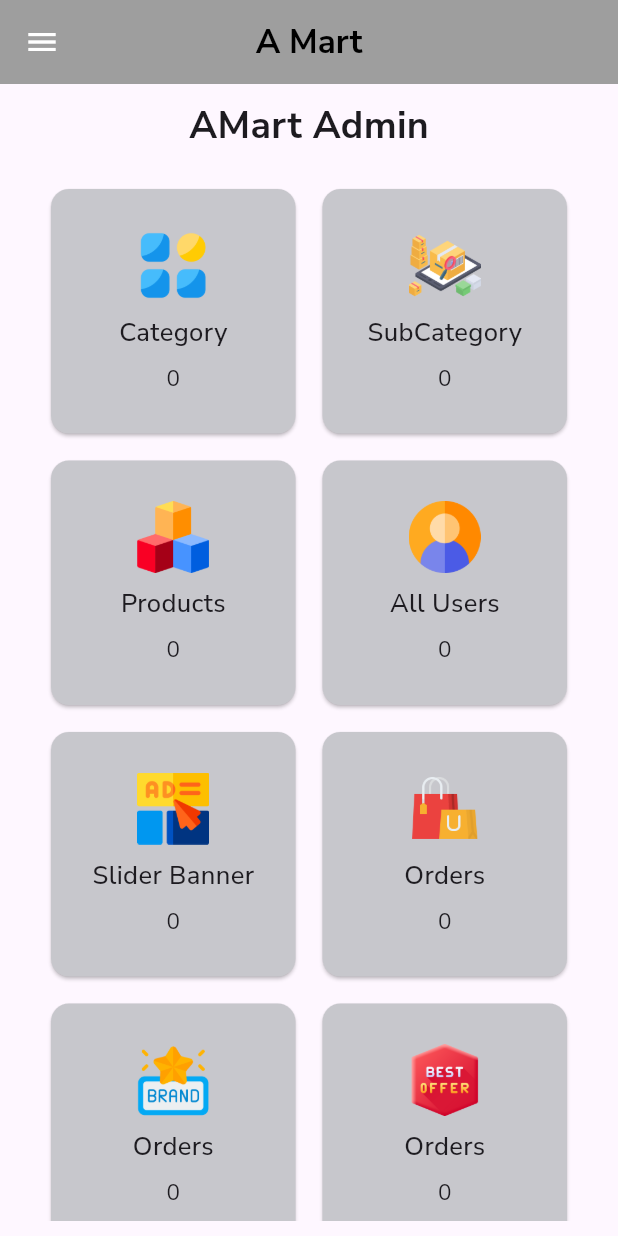
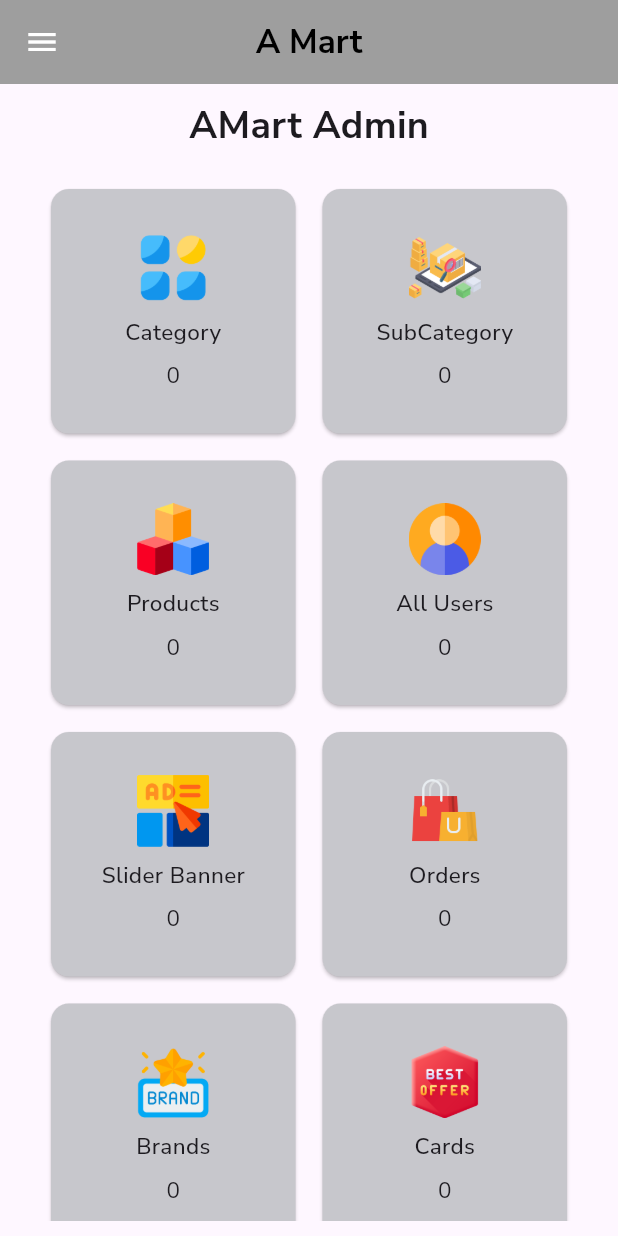
Before and after one commit to awanish321/admin, a Flutter app: the screen it shows once a user with an empty profile is signed in, on a phone screen of 412 x 824 dp. Run offline on Flutter 3.47's test engine with Material 3 defaults, Android fonts, the phone set to English and light mode, and no system bars; our stand-ins replace cloud_firestore, firebase_auth, firebase_core, firebase_storage, flutter_advanced_drawer, flutter_svg and 5 more; accounts and stored records are empty.

Commit message:
Initial commit 1

```diff
--- a/lib/home/components/users_screen.dart
+++ b/lib/home/components/users_screen.dart
@@ -4,8 +4,6 @@ import 'package:flutter/material.dart';
 import 'package:flutter/widgets.dart';
 import 'package:gap/gap.dart';
 import 'package:google_fonts/google_fonts.dart';
-
-import '../../helper/colors.dart';
 import '../../models/users_model.dart';
 
 class UsersScreen extends StatelessWidget {
--- a/lib/home/home_screen.dart
+++ b/lib/home/home_screen.dart
@@ -13,10 +13,10 @@ import 'products/products_screen.dart';
 import 'subcategory/subcategory_screen.dart';
 import 'components/users_screen.dart';
 
-
 class HomeScreen extends StatefulWidget {
-  const HomeScreen({super.key,});
-
+  const HomeScreen({
+    super.key,
+  });
 
   @override
   State<HomeScreen> createState() => _HomeScreenState();
@@ -46,7 +46,10 @@ class _HomeScreenState extends State<HomeScreen> {
               const Gap(80),
               ListTile(
                 onTap: () {
-                  Navigator.push(context, MaterialPageRoute(builder: (context) => const HomeScreen()));
+                  Navigator.push(
+                      context,
+                      MaterialPageRoute(
+                          builder: (context) => const HomeScreen()));
                 },
                 leading: const Icon(Iconsax.home,),
                 title: Text('Home', style: GoogleFonts.nunitoSans(fontSize: 15, fontWeight: FontWeight.bold),),
@@ -79,16 +82,15 @@ class _HomeScreenState extends State<HomeScreen> {
         centerTitle: true,
         backgroundColor: Colors.grey,
         elevation: 0,
-        title: Text(
-          "A Mart",
-          style: GoogleFonts.nunitoSans(fontSize: 22, fontWeight: FontWeight.bold, color: Colors.black),
-        ),
+        title: Text("A Mart", style: GoogleFonts.nunitoSans(fontSize: 22, fontWeight: FontWeight.bold, color: Colors.black),),
       ),
       body: Padding(
-        padding: const EdgeInsets.symmetric(horizontal: 30,vertical: 10),
-        child: ListView( // Use ListView for scrollable content
+        padding: const EdgeInsets.symmetric(horizontal: 30, vertical: 10),
+        child: ListView(
+          // Use ListView for scrollable content
           children: [
-            Center(child: Text("AMart Admin", style: GoogleFonts.nunitoSans(fontSize: 25, fontWeight: FontWeight.bold),)),
+            Center(
+                child: Text("AMart Admin", style: GoogleFonts.nunitoSans(fontSize: 25, fontWeight: FontWeight.bold),)),
             const Gap(20),
             Row(
               children: [
@@ -129,17 +131,26 @@ class _HomeScreenState extends State<HomeScreen> {
 
                                         int productsCount = productsSnapshot.data?.docs.length ?? 0;
 
+                                        return StreamBuilder<QuerySnapshot>(
+                                          stream: FirebaseFirestore.instance.collection("users").snapshots(),
+                                          builder: (context, usersSnapshot) {
+                                            if (usersSnapshot.connectionState == ConnectionState.waiting) {
+                                              // return const CircularProgressIndicator();
+                                            }
+
+                                            int usersCount = usersSnapshot.data?.docs.length ?? 0;
+
                                             // Define a list of card data with images, text, and onTap handlers
-                          List<Map<String, dynamic>> cardData = [
-                            {"image": categoryIcon, "text": "Category","count": categoryCount.toString(), "onTap": _openCategoryScreen},
+                                            List<Map<String,
+                                                dynamic>> cardData = [
+                                              {"image": categoryIcon, "text": "Category", "count": categoryCount.toString(), "onTap": _openCategoryScreen},
                                               {"image": subCategoryIcon, "text": "SubCategory", "count": subCategoryCount.toString(), "onTap": _openSubCategoryScreen},
-                            // Add other cards as needed...
                                               {"image": productsIcon, "text": "Products", "count": productsCount.toString(), "onTap": _openProductsScreen},
-                            {"image": usersIcon, "text": "All Users", "count": "0", "onTap": _openUsersScreen},
+                                              {"image": usersIcon, "text": "All Users", "count": usersCount.toString(), "onTap": _openUsersScreen},
                                               {"image": sliderBannerIcon, "text": "Slider Banner", "count": sliderBannerCount.toString(), "onTap": _openSliderBannerScreen},
                                               {"image": ordersIcon, "text": "Orders", "count": "0", "onTap": _openOrdersScreen},
-                            {"image": brandsIcon, "text": "Orders", "count": "0", "onTap": _openOrdersScreen},
-                            {"image": cardsIcon, "text": "Orders", "count": "0", "onTap": _openOrdersScreen},
+                                              {"image": brandsIcon, "text": "Brands", "count": "0", "onTap": _openOrdersScreen},
+                                              {"image": cardsIcon, "text": "Cards", "count": "0", "onTap": _openOrdersScreen},
                                             ];
 
                                             return GridView.count(
@@ -148,8 +159,10 @@ class _HomeScreenState extends State<HomeScreen> {
                                               mainAxisSpacing: 10.0,
                                               crossAxisSpacing: 10.0,
                                               shrinkWrap: true,
-                            physics: const NeverScrollableScrollPhysics(),
-                            children: List.generate(cardData.length, (index) {
+                                              physics:
+                                              const NeverScrollableScrollPhysics(),
+                                              children: List.generate(
+                                                  cardData.length, (index) {
                                                     return GestureDetector(
                                                       onTap: cardData[index]["onTap"],
                                                       child: Card(
@@ -157,20 +170,11 @@ class _HomeScreenState extends State<HomeScreen> {
                                                         child: Column(
                                                           mainAxisAlignment: MainAxisAlignment.center,
                                                           children: [
-                                      Image.asset(
-                                        cardData[index]["image"],
-                                        width: 48.0,
-                                        height: 48.0,
-                                      ),
+                                                            Image.asset(cardData[index]["image"], width: 48.0, height: 48.0,),
                                                             const SizedBox(height: 8.0),
-                                      Text(
-                                        cardData[index]["text"],
-                                        style: GoogleFonts.nunitoSans(fontSize: 17.0, fontWeight: FontWeight.w500),
-                                      ),
+                                                            Text(cardData[index]["text"], style: GoogleFonts.nunitoSans(fontSize: 15, fontWeight: FontWeight.w500),),
                                                             const SizedBox(height: 8.0),
-                                      Text(
-                                        cardData[index]["count"],
-                                        style: GoogleFonts.nunitoSans(fontSize: 15),
+                                                            Text(cardData[index]["count"], style: GoogleFonts.nunitoSans(fontSize: 15),
                                                             ),
                                                           ],
                                                         ),
@@ -185,6 +189,8 @@ class _HomeScreenState extends State<HomeScreen> {
                                   },
                                 );
                               }
+                          );
+                        }
                     )
                           )
               ],
@@ -194,7 +200,6 @@ class _HomeScreenState extends State<HomeScreen> {
       ),
     );
   }
-
 
   void _openCategoryScreen() {
     // Navigate to the CategoryScreen
--- a/lib/home/products/add_products_screen.dart
+++ b/lib/home/products/add_products_screen.dart
@@ -24,7 +24,7 @@ class _AddProductScreenState extends State<AddProductScreen> {
   String? productName;
   String? productTitle;
   double? productPrice;
-  double? salePrice; // New variable for sale price
+  double? salePrice; //
   DateTime? deliveryDate;
   List<File> selectedImages = [];
   String? productDetailTitle1;
@@ -488,13 +488,16 @@ class _AddProductScreenState extends State<AddProductScreen> {
           final formattedPrice =
           NumberFormat.currency(locale: 'en_IN', symbol: '')
               .format(productPrice!);
+          final formattedSalePrice =
+          NumberFormat.currency(locale: 'en_IN', symbol: '')
+              .format(salePrice!);
 
           // Example: Saving product to Firestore
           await FirebaseFirestore.instance.collection('Products').add({
             'productName': productName,
             'productTitle': productTitle,
             'productPrice': formattedPrice,
-            'salePrice': salePrice,
+            'salePrice': formattedSalePrice,
             'deliveryDate': deliveryDate,
             'category': selectedCategory,
             'subCategory': selectedSubCategory,
```
Lines whose indentation alone changed are shown as unchanged.
